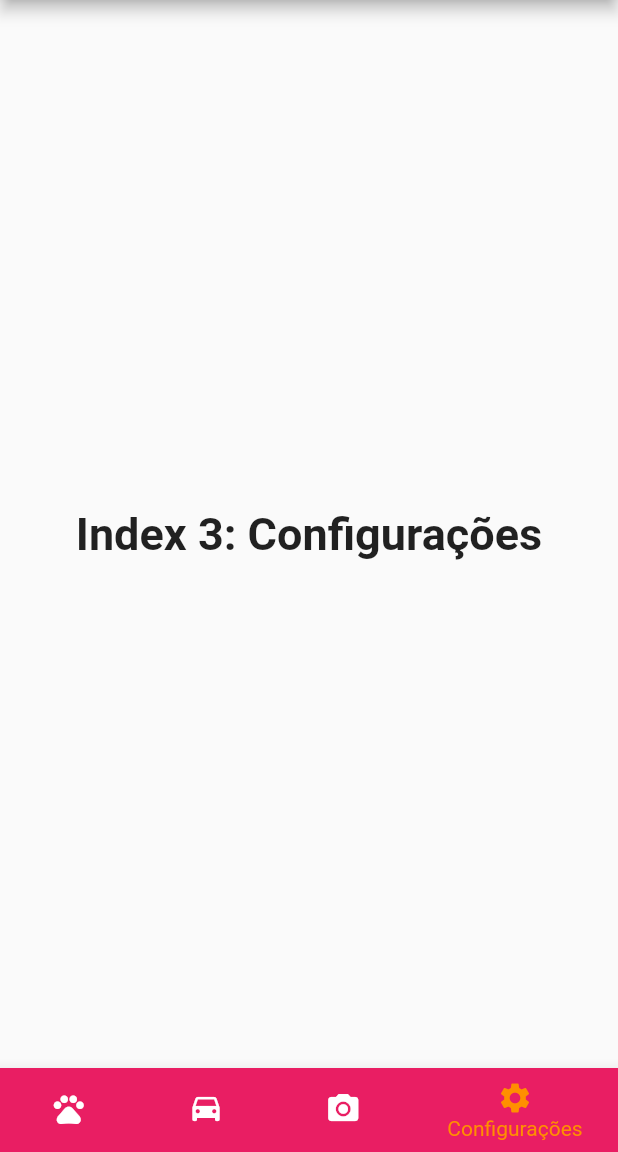
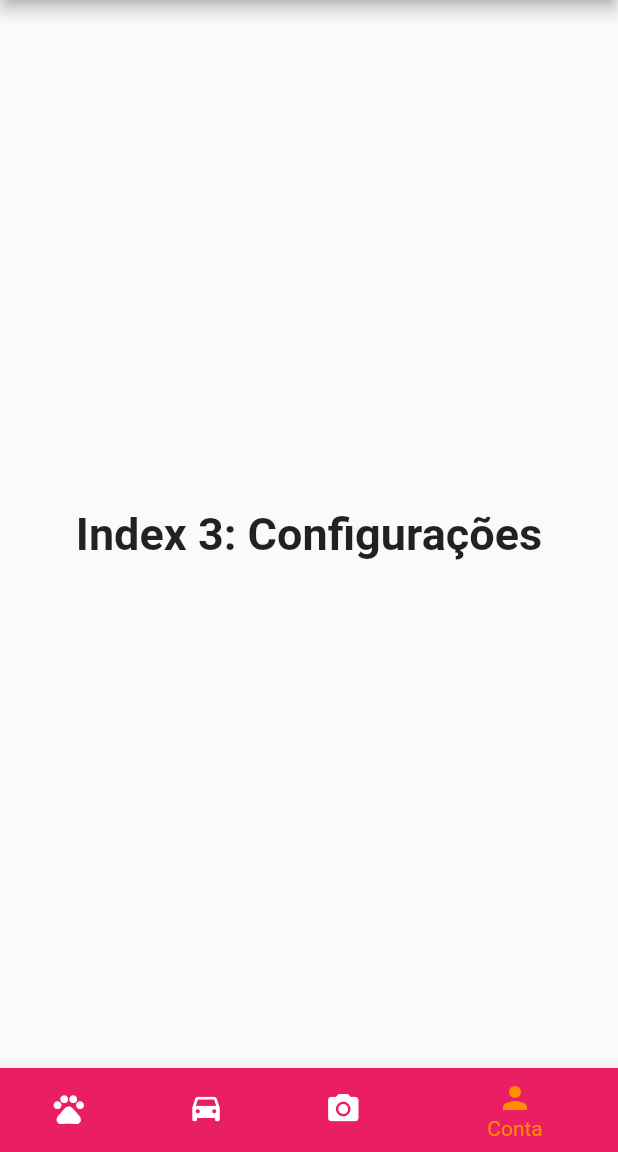
Before and after one commit to DilciHettwerLopes/Pet, a Flutter app: the MyStatefulWidget screen opened directly, item 4 of the bottom bar chosen, on a phone screen of 412 x 824 dp, the part 84-1236 px from its top. Run offline on Flutter 3.47's test engine with Material 2 defaults, Android fonts, the phone set to English and light mode, and no system bars; our stand-ins replace get.

Commit message:
Alteração configuração
Foi alterado as configurações para conta.

```diff
--- a/lib/pages/home.dart
+++ b/lib/pages/home.dart
@@ -103,8 +103,8 @@ class _MyStatefulWidgetState extends State<MyStatefulWidget> {
             backgroundColor: Colors.purple,
           ),
           BottomNavigationBarItem(
-            icon: Icon(Icons.settings),
-            label: 'Configurações',
+            icon: Icon(Icons.person),
+            label: 'Conta',
             backgroundColor: Colors.pink,
           ),
         ],
```
